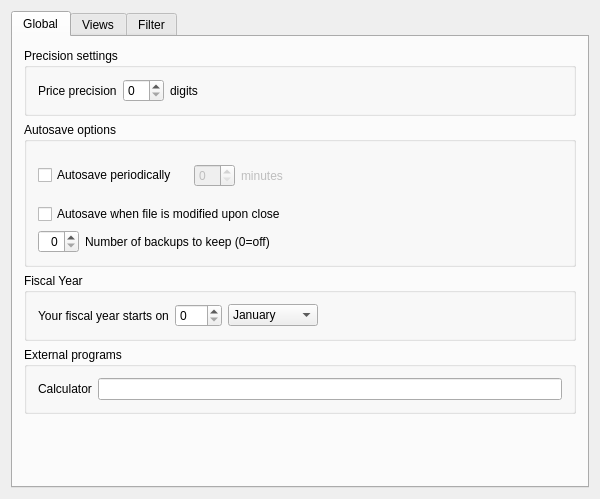
This is kmymoney/dialogs/settings/ksettingsgeneraldecl.ui in KDE/kmymoney as Qt 5 draws it before an edit. The edited form follows.
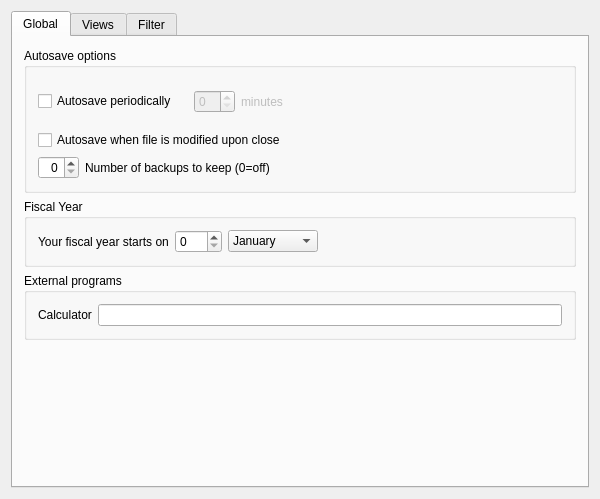
This is the edited form. Custom widgets are drawn as their Qt base class.

Commit message: Set price precision on every security

The edit to the form file:
```diff
--- a/kmymoney/dialogs/settings/ksettingsgeneraldecl.ui
+++ b/kmymoney/dialogs/settings/ksettingsgeneraldecl.ui
@@ -24,58 +24,6 @@
        <string comment="@title global settings">Global</string>
       </attribute>
       <layout class="QVBoxLayout" name="verticalLayout_6">
-       <item>
-        <widget class="QGroupBox" name="groupBox_3">
-         <property name="title">
-          <string>Precision settings</string>
-         </property>
-         <layout class="QHBoxLayout" name="horizontalLayout_4">
-          <item>
-           <widget class="QLabel" name="textLabel1">
-            <property name="text">
-             <string>Price precision</string>
-            </property>
-            <property name="wordWrap">
-             <bool>false</bool>
-            </property>
-           </widget>
-          </item>
-          <item>
-           <widget class="QSpinBox" name="kcfg_PricePrecision">
-            <property name="maximum">
-             <number>10</number>
-            </property>
-           </widget>
-          </item>
-          <item>
-           <widget class="QLabel" name="textLabel2">
-            <property name="text">
-             <string>digits</string>
-            </property>
-            <property name="wordWrap">
-             <bool>false</bool>
-            </property>
-           </widget>
-          </item>
-          <item>
-           <spacer name="spacer2">
-            <property name="orientation">
-             <enum>Qt::Horizontal</enum>
-            </property>
-            <property name="sizeType">
-             <enum>QSizePolicy::Expanding</enum>
-            </property>
-            <property name="sizeHint" stdset="0">
-             <size>
-              <width>391</width>
-              <height>21</height>
-             </size>
-            </property>
-           </spacer>
-          </item>
-         </layout>
-        </widget>
-       </item>
        <item>
         <widget class="QGroupBox" name="groupBox_2">
          <property name="title">
@@ -590,11 +538,6 @@
  </widget>
  <layoutdefault spacing="6" margin="11"/>
  <customwidgets>
-  <customwidget>
-   <class>QSpinBox</class>
-   <extends>QSpinBox</extends>
-   <header>knuminput.h</header>
-  </customwidget>
   <customwidget>
    <class>KLineEdit</class>
    <extends>QLineEdit</extends>
@@ -605,12 +548,6 @@
    <extends>QComboBox</extends>
    <header>kcombobox.h</header>
   </customwidget>
-  <customwidget>
-   <class>QTabWidget</class>
-   <extends>QTabWidget</extends>
-   <header>ktabwidget.h</header>
-   <container>1</container>
-  </customwidget>
   <customwidget>
    <class>kMyMoneyDateInput</class>
    <extends>QFrame</extends>
```
Left out of the diff: 4 changed lines with no effect on the pictures. The commit also changes 42 other files.
